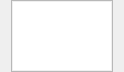
Qt form sources/chat-area/attachments/MessageAttachmentList.ui (nuclear868/mattermost-qt) before a commit.
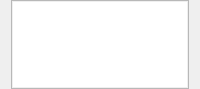
The same form after that commit. Custom widgets are drawn as their Qt base class.

Commit message: Disable rich text in textEdit input. Keep the text edit box height constant when resizing the entire window. Also auto-resize the text edit box if the text is bigger

```diff
--- a/sources/chat-area/attachments/MessageAttachmentList.ui
+++ b/sources/chat-area/attachments/MessageAttachmentList.ui
@@ -6,8 +6,8 @@
    <rect>
     <x>0</x>
     <y>0</y>
-    <width>400</width>
-    <height>300</height>
+    <width>200</width>
+    <height>89</height>
    </rect>
   </property>
   <property name="sizePolicy">
@@ -18,8 +18,8 @@
   </property>
   <property name="minimumSize">
    <size>
-    <width>0</width>
-    <height>0</height>
+    <width>10</width>
+    <height>10</height>
    </size>
   </property>
   <property name="windowTitle">
@@ -27,7 +27,7 @@
   </property>
   <layout class="QVBoxLayout" name="verticalLayout">
    <property name="sizeConstraint">
-    <enum>QLayout::SetFixedSize</enum>
+    <enum>QLayout::SetMaximumSize</enum>
    </property>
    <property name="topMargin">
     <number>0</number>
```
The commit also changes 3 other files.
